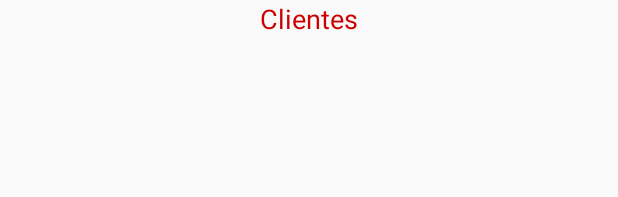
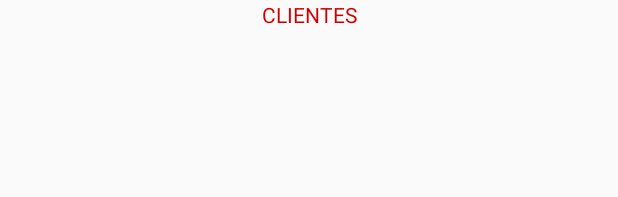
Before and after one commit to juliofusa/FICHAR, an Android app: the layout custom_spinner_item1.xml on its own in the app's theme, with its tools: preview values and no code run, on a phone screen of 412 x 824 dp. Shown: the top 197 px of the screen. Run offline under Robolectric (Android 15) with nearby library versions, the phone set to English and light mode, and no system bars.

Commit message:
final 1 BORRADOR

```diff
--- a/app/src/main/java/com/example/fichar/MainActivity.java
+++ b/app/src/main/java/com/example/fichar/MainActivity.java
@@ -122,7 +122,7 @@ public class MainActivity extends AppCompatActivity implements AdapterView.OnIte
 
 
 
-        SimpleCursorAdapter adapterCOMODINES = new SimpleCursorAdapter(this,R.layout.custom_spinner_item1,C_comodines,(new String[] {"CLIENTE"}), new int[] {R.id.Spiner_text},0);
+        SimpleCursorAdapter adapterCOMODINES = new SimpleCursorAdapter(this,R.layout.custom_spinner_item1,C_comodines,(new String[] {ADAPTADORES.C_COLUMNA_CLIENTE}), new int[] {R.id.Spiner_text},0);
 
         CLIENTES.setAdapter(adapterCOMODINES);
 
--- a/app/src/main/res/layout/activity_main.xml
+++ b/app/src/main/res/layout/activity_main.xml
@@ -63,6 +63,7 @@
         android:inputType="textPassword"
         android:paddingStart="10dp"
         android:paddingEnd="10dp"
+
         app:layout_constraintBottom_toTopOf="@+id/CMD_FICHAR_INICIAL"
         app:layout_constraintEnd_toEndOf="parent"
         app:layout_constraintStart_toStartOf="parent"
@@ -174,8 +175,12 @@
         android:layout_marginStart="8dp"
         android:layout_marginTop="8dp"
         android:layout_marginEnd="8dp"
+        android:layout_marginBottom="1dp"
+        android:animateLayoutChanges="true"
+        android:divider="@drawable/line_divider"
         android:background="@drawable/spiner_style"
         android:backgroundTintMode="screen"
+        app:layout_constraintBottom_toTopOf="@+id/Txt_usuario"
         app:layout_constraintEnd_toEndOf="parent"
         app:layout_constraintHorizontal_bias="0.0"
         app:layout_constraintStart_toStartOf="parent"
--- a/app/src/main/res/layout/custom_spinner_item1.xml
+++ b/app/src/main/res/layout/custom_spinner_item1.xml
@@ -7,10 +7,10 @@
     android:layout_height="wrap_content"
 
     android:gravity="center"
-    android:hint="Clientes"
+    android:hint="@string/clientes"
     android:paddingLeft="22dp"
     android:paddingRight="22dp"
     android:textColor="@android:color/holo_red_light"
     android:textColorHint="@android:color/holo_red_dark"
-    android:textSize="18sp"
+    android:textSize="14sp"
     tools:layout_editor_absoluteY="89dp" />
```
Also changed, not shown: app/src/main/res/drawable/editext_postit.xml (added, +9 -0 lines), app/src/main/res/drawable/line_divider.xml (added, +17 -0 lines).
